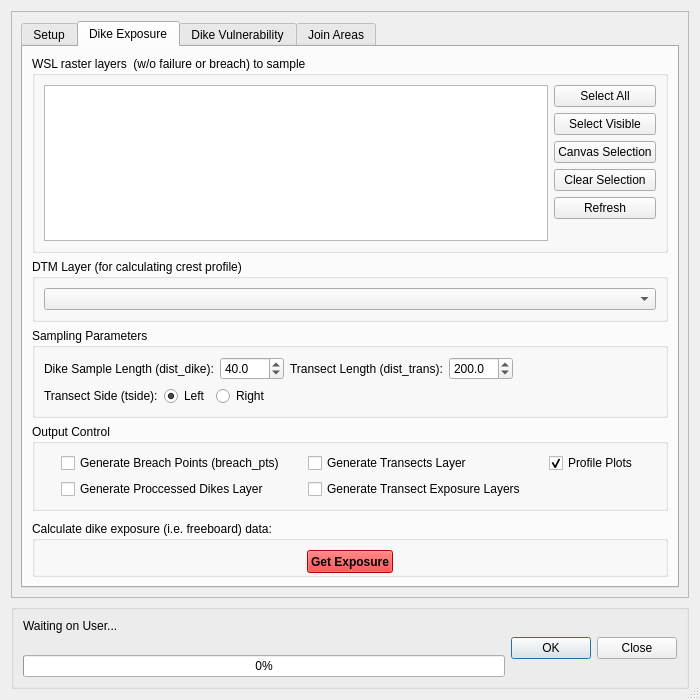
Old version of the form canflood/misc/dikes/dikes.ui in the repository NRCan/CanFlood.
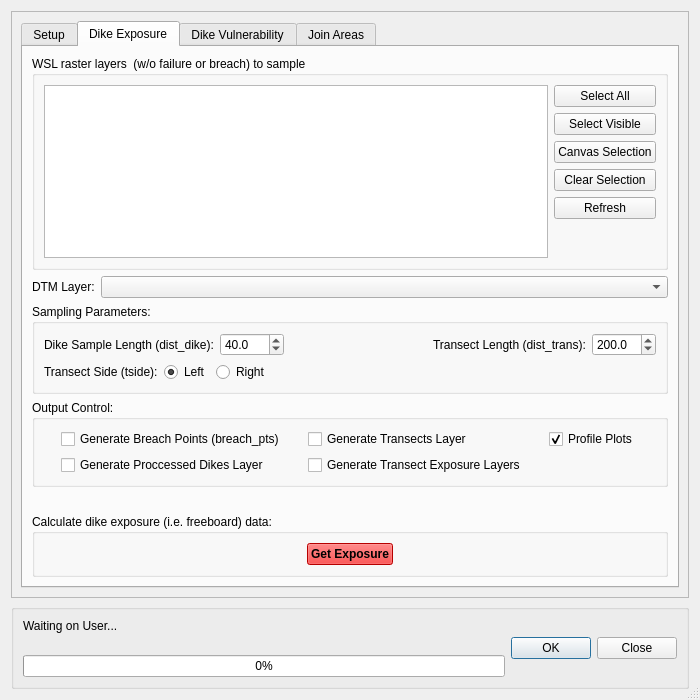
New version of the form. The open tabs and pages were chosen to show the change. Custom widgets are drawn as their Qt base class.

Patch:
```diff
--- a/canflood/misc/dikes/dikes.ui
+++ b/canflood/misc/dikes/dikes.ui
@@ -663,21 +663,29 @@
             </widget>
            </item>
            <item>
-            <widget class="QGroupBox" name="groupBox_4">
-             <property name="title">
-              <string>DTM Layer (for calculating crest profile)</string>
-             </property>
-             <layout class="QHBoxLayout" name="horizontalLayout_4">
-              <item>
-               <widget class="QgsMapLayerComboBox" name="mMapLayerComboBox_dtm"/>
-              </item>
-             </layout>
-            </widget>
+            <layout class="QHBoxLayout" name="horizontalLayout_22">
+             <item>
+              <widget class="QLabel" name="label_13">
+               <property name="sizePolicy">
+                <sizepolicy hsizetype="Fixed" vsizetype="Preferred">
+                 <horstretch>0</horstretch>
+                 <verstretch>0</verstretch>
+                </sizepolicy>
+               </property>
+               <property name="text">
+                <string>DTM Layer:</string>
+               </property>
+              </widget>
+             </item>
+             <item>
+              <widget class="QgsMapLayerComboBox" name="mMapLayerComboBox_dtm"/>
+             </item>
+            </layout>
            </item>
            <item>
             <widget class="QGroupBox" name="groupBox_5">
              <property name="title">
-              <string>Sampling Parameters</string>
+              <string>Sampling Parameters:</string>
              </property>
              <layout class="QVBoxLayout" name="verticalLayout_7">
               <item>
@@ -714,6 +722,19 @@
                   </property>
                  </widget>
                 </item>
+                <item>
+                 <spacer name="horizontalSpacer_2">
+                  <property name="orientation">
+                   <enum>Qt::Horizontal</enum>
+                  </property>
+                  <property name="sizeHint" stdset="0">
+                   <size>
+                    <width>40</width>
+                    <height>20</height>
+                   </size>
+                  </property>
+                 </spacer>
+                </item>
                 <item>
                  <widget class="QLabel" name="label_6">
                   <property name="text">
@@ -734,19 +755,6 @@
                   </property>
                  </widget>
                 </item>
-                <item>
-                 <spacer name="horizontalSpacer_2">
-                  <property name="orientation">
-                   <enum>Qt::Horizontal</enum>
-                  </property>
-                  <property name="sizeHint" stdset="0">
-                   <size>
-                    <width>40</width>
-                    <height>20</height>
-                   </size>
-                  </property>
-                 </spacer>
-                </item>
                </layout>
               </item>
               <item>
@@ -801,7 +809,7 @@
            <item>
             <widget class="QGroupBox" name="groupBox_6">
              <property name="title">
-              <string>Output Control</string>
+              <string>Output Control:</string>
              </property>
              <layout class="QGridLayout" name="gridLayout_2">
               <item row="1" column="2">
@@ -887,7 +895,7 @@
              <property name="minimumSize">
               <size>
                <width>0</width>
-               <height>56</height>
+               <height>0</height>
               </size>
              </property>
              <property name="title">
@@ -902,12 +910,6 @@
                   <verstretch>0</verstretch>
                  </sizepolicy>
                 </property>
-                <property name="minimumSize">
-                 <size>
-                  <width>0</width>
-                  <height>23</height>
-                 </size>
-                </property>
                 <property name="palette">
                  <palette>
                   <active>
```
Left out of the diff: 24 changed lines with no effect on the pictures.
